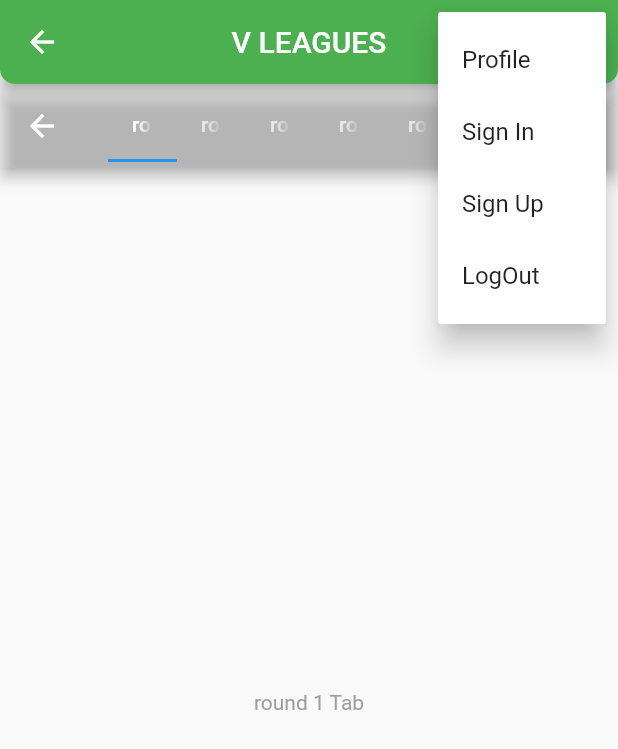
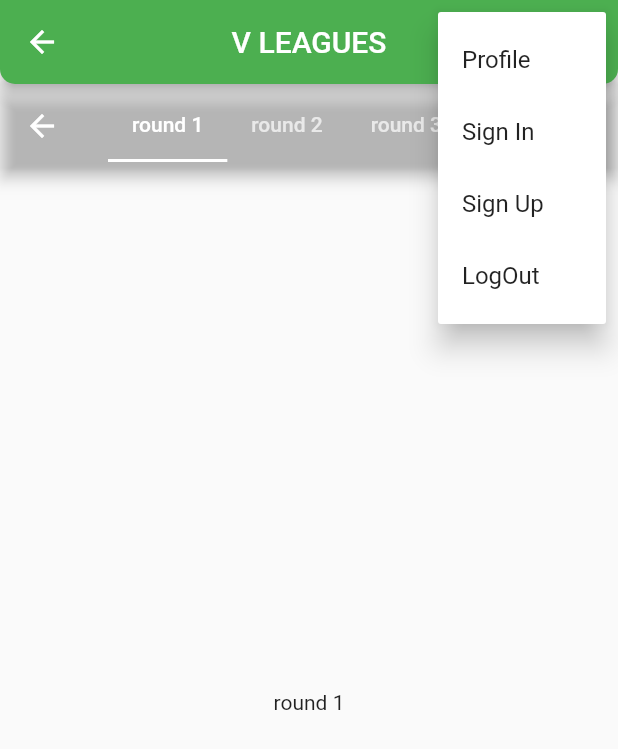
Before and after one commit to ducnm2k/v-league, a Flutter app: the ScheduleScreen screen opened directly, after a tap on the "account circle" icon, on a phone screen of 412 x 824 dp. Shown: the top 749 px of the screen. Run offline on Flutter 3.47's test engine with Material 2 defaults, Android fonts, the phone set to English and light mode, and no system bars; our stand-ins replace dio, firebase_auth, firebase_core, firebase_messaging, flutter_local_notifications, google_sign_in; accounts and stored records are empty; network calls fail.

Commit message:
update get schedule  tournament, round by list

```diff
--- /dev/null
+++ b/lib/screens/schedule_screen/component/_body.dart
@@ -0,0 +1,9 @@
+import 'package:flutter/material.dart';
+
+Container _buildTabView(String e){
+  return Container(
+    child: Center(
+      child: Text(e),
+    ),
+  );
+}
--- a/lib/screens/schedule_screen/schedule_screen.dart
+++ b/lib/screens/schedule_screen/schedule_screen.dart
@@ -9,15 +9,56 @@ class ScheduleScreen extends StatefulWidget {
 }
 
 class _ScheduleScreenState extends State<ScheduleScreen> {
-  List<String> tournamentsList = [];
-  List<String> roundsList = [];
+  List<String> tournamentsList = [
+    'tournament 1',
+    'tournament 2',
+    'tournament 3',
+    'tournament 4',
+  ];
+  List<String> roundsList = [
+    'round 1',
+    'round 2',
+    'round 3',
+    'round 4',
+  ];
 
   @override
   Widget build(BuildContext context) {
     return SafeArea(
         child: Scaffold(
           appBar: buildAppBar(),
-          body: ScheduleBody(),
+          body: DefaultTabController(
+            length: roundsList.length,
+            child: Scaffold(
+                appBar: AppBar(
+                  centerTitle: true,
+                  backgroundColor: Colors.transparent,
+                  title: PreferredSize(
+                      child: TabBar(
+                          isScrollable: true,
+                          unselectedLabelColor: Colors.white.withOpacity(0.7),
+                          indicatorColor: Colors.white,
+                          tabs:
+                          roundsList.map((e) => Tab(child: Text(e),)).toList(),
+                      ),
+                      preferredSize: Size.fromHeight(30.0)),
+                  actions: <Widget>[
+                    PopupMenuButton(
+                        icon: Icon(Icons.calendar_today_sharp),
+                        itemBuilder:(context) =>
+                        tournamentsList.map((e) => PopupMenuItem(child: Text(e),)).toList(),
+                    ),
+                  ],
+                ),
+                body: TabBarView(
+                  children:
+                    roundsList.map((e) => Container(
+                      child: Center(
+                        child: Text(e),
+                      ),
+                    )).toList(),
+                )),
+          ),
         )
     );
   }
```
